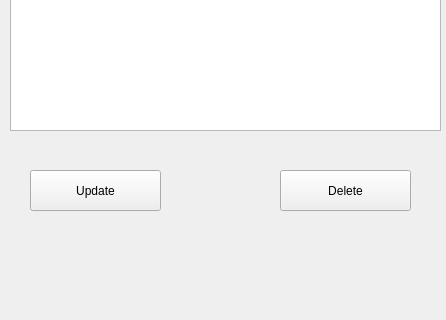
Shidory/Plite, file home.ui: the form before one commit; both pictures show x 0 to 446 and y 280 to 600 of the 446 by 600 pixel window.
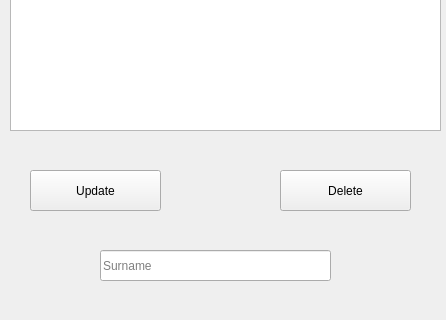
The form after the commit.

Commit message: Récupération du surname pour l'update

```diff
--- a/home.ui
+++ b/home.ui
@@ -50,6 +50,19 @@
      </rect>
     </property>
    </widget>
+   <widget class="QLineEdit" name="let_surname">
+    <property name="geometry">
+     <rect>
+      <x>100</x>
+      <y>530</y>
+      <width>231</width>
+      <height>31</height>
+     </rect>
+    </property>
+    <property name="placeholderText">
+     <string>Surname</string>
+    </property>
+   </widget>
   </widget>
  </widget>
  <resources/>
```
The commit also changes 2 other files.
